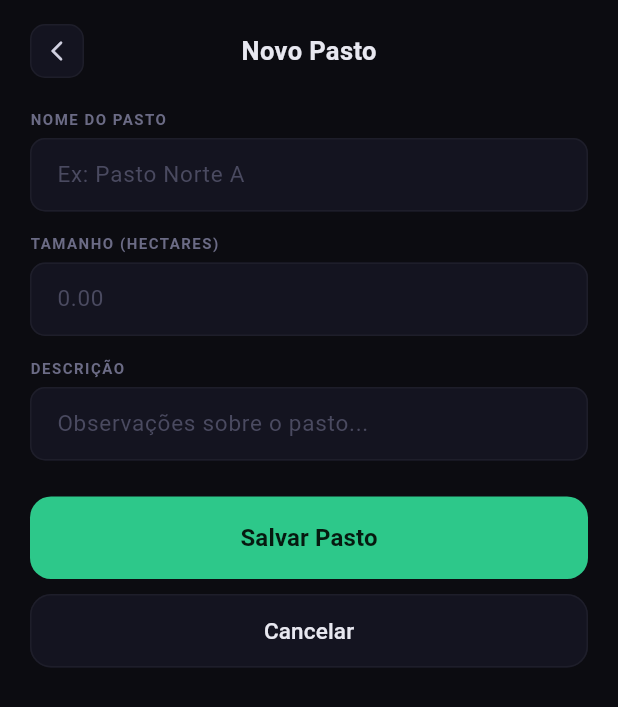
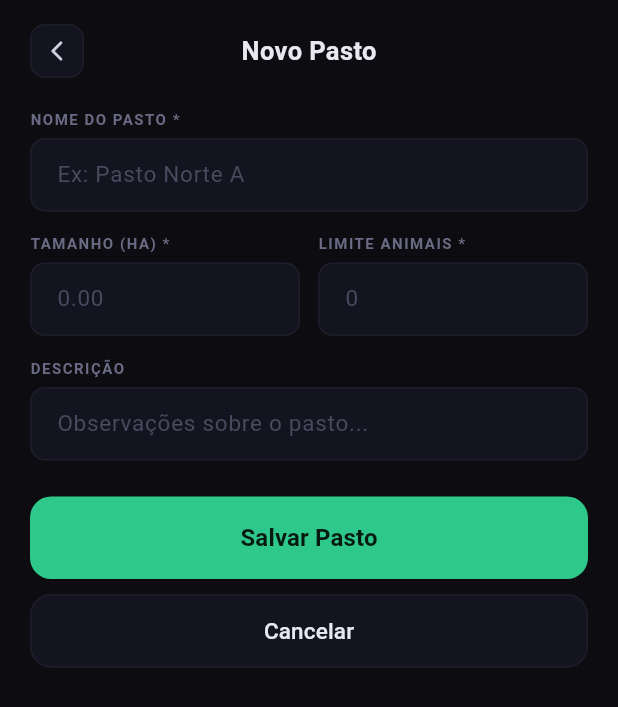
Before and after one commit to Caioon/bovmanager, a Flutter app: the NovoPastoScreen screen opened directly, on a phone screen of 412 x 824 dp. Shown: the top 707 px of the screen. Run offline on Flutter 3.47's test engine with Material 3 defaults, Android fonts, the phone set to English and light mode, and no system bars; our stand-ins replace cloud_firestore, firebase_auth, firebase_core, flutter_local_notifications, flutter_map, flutter_riverpod and 6 more; accounts and stored records are empty; generated files the repository leaves out were written again; Roboto replaces fonts that are missing (DM Sans).

Commit message:
adiciona gerenciamento de pastos

```diff
--- a/lib/view/lista_pastos_screen.dart
+++ b/lib/view/lista_pastos_screen.dart
@@ -3,7 +3,6 @@ import 'package:bov_manager/core/theme/app_colors.dart';
 import 'package:bov_manager/core/widgets/bov_widgets.dart';
 import 'package:bov_manager/models/pasto_model.dart';
 import 'package:bov_manager/viewmodels/pasto_viewmodel.dart';
-import 'package:bov_manager/viewmodels/propriedade_viewmodel.dart';
 import 'package:flutter/material.dart';
 import 'package:flutter_riverpod/flutter_riverpod.dart';
 
@@ -12,7 +11,7 @@ class ListaPastosScreen extends ConsumerWidget {
 
   @override
   Widget build(BuildContext context, WidgetRef ref) {
-    final listaState = ref.watch(pastosListaProvider);
+    final listaState = ref.watch(pastosListaPropEmVisualizacaoProvider);
 
     return Scaffold(
       backgroundColor: AppColors.background,
@@ -82,7 +81,7 @@ class ListaPastosScreen extends ConsumerWidget {
                   return ListView.separated(
                     padding: const EdgeInsets.fromLTRB(20, 16, 20, 32),
                     itemCount: lista.length,
-                    separatorBuilder: (_, __) => const SizedBox(height: 1),
+                    separatorBuilder: (_, _) => const SizedBox(height: 1),
                     itemBuilder: (context, i) => _PastoItem(
                       pasto: lista[i],
                       isFirst: i == 0,
--- a/lib/view/novo_pasto_screen.dart
+++ b/lib/view/novo_pasto_screen.dart
@@ -5,7 +5,9 @@ import 'package:flutter/material.dart';
 import 'package:flutter_riverpod/flutter_riverpod.dart';
 
 class NovoPastoScreen extends ConsumerStatefulWidget {
-  const NovoPastoScreen({super.key});
+  const NovoPastoScreen({super.key, this.propriedadeId});
+
+  final String? propriedadeId;
 
   @override
   ConsumerState<NovoPastoScreen> createState() => _NovoPastoScreenState();
@@ -14,14 +16,39 @@ class NovoPastoScreen extends ConsumerStatefulWidget {
 class _NovoPastoScreenState extends ConsumerState<NovoPastoScreen> {
   final _nomeController = TextEditingController();
   final _areaController = TextEditingController();
+  final _limiteController = TextEditingController();
   final _descricaoController = TextEditingController();
+
+  bool _tentouSalvar = false;
+
+  bool get _nomeValido => _nomeController.text.trim().isNotEmpty;
+  bool get _areaValida => _areaController.text.trim().isNotEmpty;
+  bool get _limiteValido => _limiteController.text.trim().isNotEmpty;
 
   @override
   void dispose() {
     _nomeController.dispose();
     _areaController.dispose();
+    _limiteController.dispose();
     _descricaoController.dispose();
     super.dispose();
+  }
+
+  void _salvar() {
+    setState(() => _tentouSalvar = true);
+
+    if (!_nomeValido || !_areaValida || !_limiteValido) {
+      showBovErrorSnackBar(context, 'Preencha todos os campos obrigatórios.');
+      return;
+    }
+
+    ref.read(pastosViewModelProvider.notifier).criar(
+          nome: _nomeController.text,
+          area: double.tryParse(_areaController.text) ?? 0.0,
+          descricao: _descricaoController.text,
+          limiteAnimais: int.tryParse(_limiteController.text),
+          propriedadeIdOverride: widget.propriedadeId,
+        );
   }
 
   @override
@@ -40,7 +67,6 @@ class _NovoPastoScreenState extends ConsumerState<NovoPastoScreen> {
       body: SafeArea(
         child: Column(
           children: [
-            // ── Header ────────────────────────────────────────────────────
             Padding(
               padding: const EdgeInsets.fromLTRB(20, 16, 20, 0),
               child: Row(
@@ -64,7 +90,6 @@ class _NovoPastoScreenState extends ConsumerState<NovoPastoScreen> {
               ),
             ),
 
-            // ── Formulário ────────────────────────────────────────────────
             Expanded(
               child: SingleChildScrollView(
                 padding: const EdgeInsets.fromLTRB(20, 20, 20, 40),
@@ -72,26 +97,61 @@ class _NovoPastoScreenState extends ConsumerState<NovoPastoScreen> {
                   crossAxisAlignment: CrossAxisAlignment.start,
                   children: [
                     // ── Nome ─────────────────────────────────────────────
-                    const BovFieldLabel(label: 'NOME DO PASTO'),
+                    const BovFieldLabel(label: 'NOME DO PASTO *'),
                     const SizedBox(height: 6),
                     BovTextField(
                       controller: _nomeController,
                       hintText: 'Ex: Pasto Norte A',
                       textInputAction: TextInputAction.next,
+                      errorBorder: _tentouSalvar && !_nomeValido,
+                      onChanged: (_) => setState(() {}),
                     ),
 
                     const SizedBox(height: 14),
 
-                    // ── Área ──────────────────────────────────────────────
-                    const BovFieldLabel(label: 'TAMANHO (HECTARES)'),
+                    // ── Área e Limite lado a lado ─────────────────────────
+                    Row(
+                      crossAxisAlignment: CrossAxisAlignment.start,
+                      children: [
+                        Expanded(
+                          child: Column(
+                            crossAxisAlignment: CrossAxisAlignment.start,
+                            children: [
+                              const BovFieldLabel(label: 'TAMANHO (HA) *'),
                               const SizedBox(height: 6),
                               BovTextField(
                                 controller: _areaController,
                                 hintText: '0.00',
-                      keyboardType: const TextInputType.numberWithOptions(
+                                keyboardType:
+                                    const TextInputType.numberWithOptions(
                                   decimal: true,
                                 ),
                                 textInputAction: TextInputAction.next,
+                                errorBorder: _tentouSalvar && !_areaValida,
+                                onChanged: (_) => setState(() {}),
+                              ),
+                            ],
+                          ),
+                        ),
+                        const SizedBox(width: 12),
+                        Expanded(
+                          child: Column(
+                            crossAxisAlignment: CrossAxisAlignment.start,
+                            children: [
+                              const BovFieldLabel(label: 'LIMITE ANIMAIS *'),
+                              const SizedBox(height: 6),
+                              BovTextField(
+                                controller: _limiteController,
+                                hintText: '0',
+                                keyboardType: TextInputType.number,
+                                textInputAction: TextInputAction.next,
+                                errorBorder: _tentouSalvar && !_limiteValido,
+                                onChanged: (_) => setState(() {}),
+                              ),
+                            ],
+                          ),
+                        ),
+                      ],
                     ),
 
                     const SizedBox(height: 14),
@@ -110,14 +170,7 @@ class _NovoPastoScreenState extends ConsumerState<NovoPastoScreen> {
                     BovPrimaryButton(
                       label: 'Salvar Pasto',
                       isLoading: isLoading,
-                      onPressed: () {
-                        ref.read(pastosViewModelProvider.notifier).criar(
-                          nome: _nomeController.text,
-                          area:
-                              double.tryParse(_areaController.text) ?? 0.0,
-                          descricao: _descricaoController.text,
-                        );
-                      },
+                      onPressed: _salvar,
                     ),
 
                     const SizedBox(height: 10),
```
Lines whose indentation alone changed are shown as unchanged.
